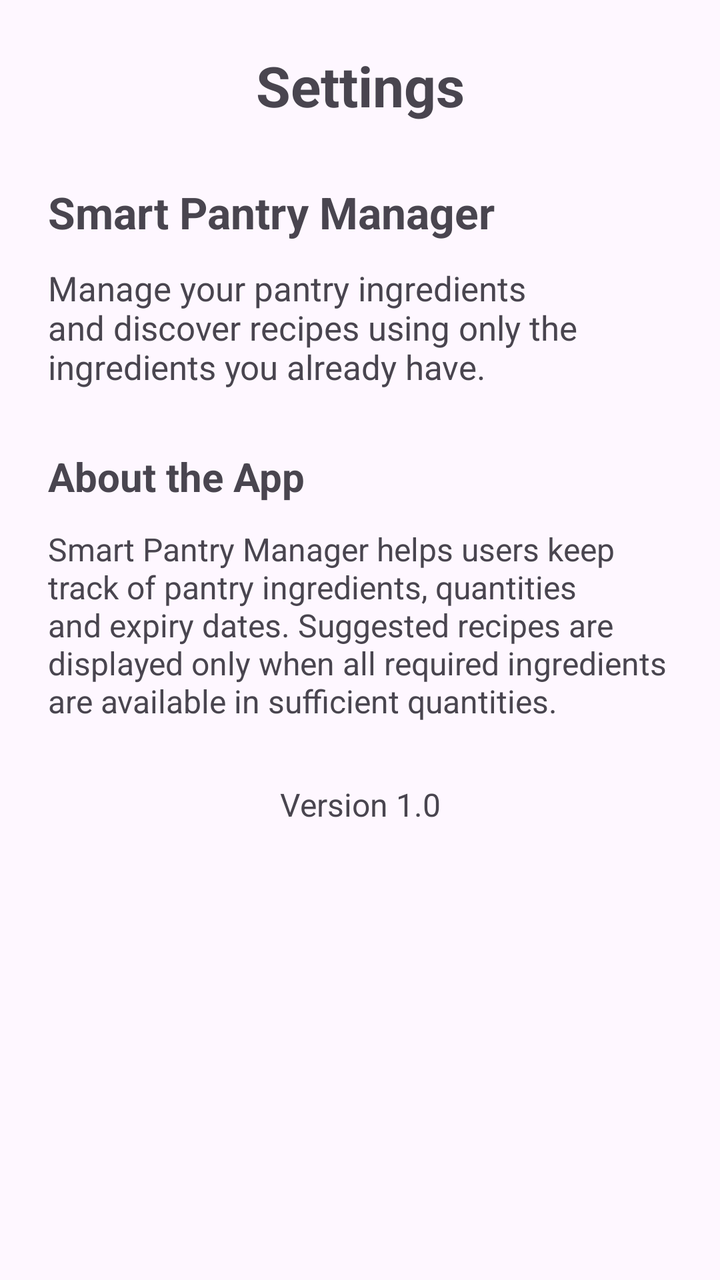
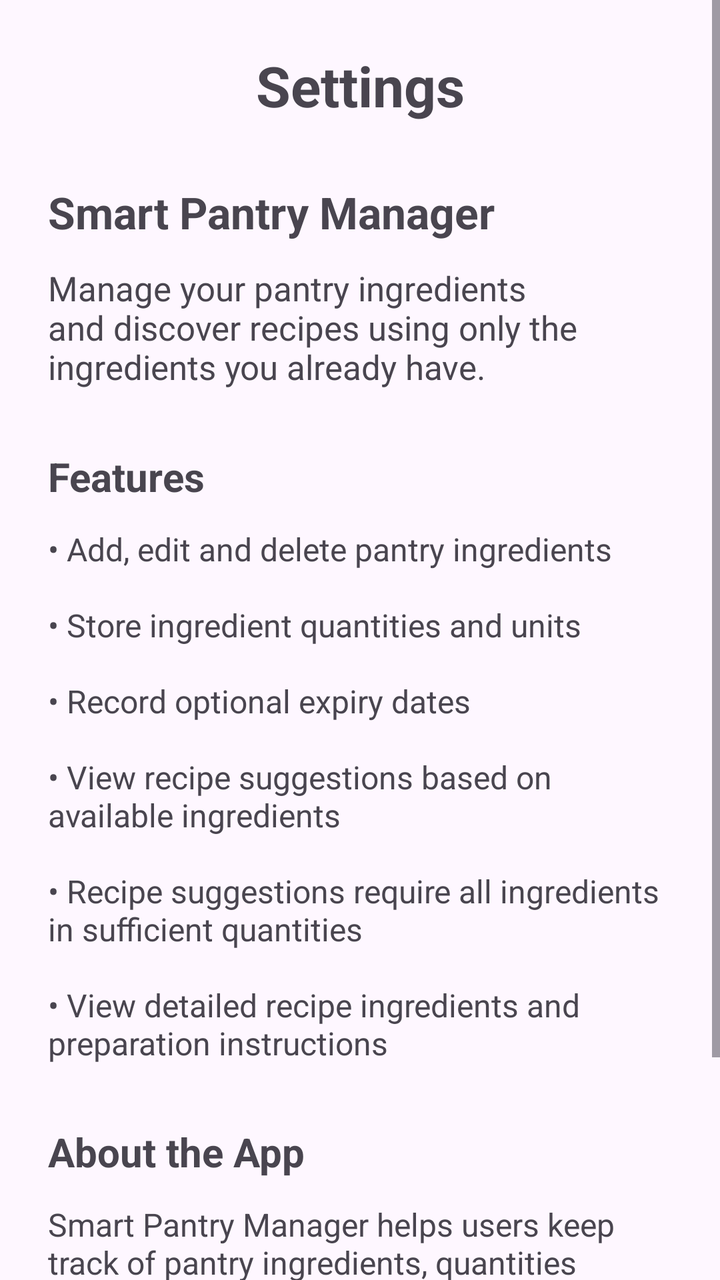

Compare the two renders of this Android layout. The source of the first and the diff that turns it into the second are given below.
<!-- AndroidManifest.xml: application theme Theme.SmartPantryManager -->
<!-- res/layout/activity_settings.xml -->
<?xml version="1.0" encoding="utf-8"?>
<LinearLayout xmlns:android="http://schemas.android.com/apk/res/android"
    android:layout_width="match_parent"
    android:layout_height="match_parent"
    android:orientation="vertical"
    android:padding="24dp">

    <TextView
        android:layout_width="match_parent"
        android:layout_height="wrap_content"
        android:text="Settings"
        android:textSize="28sp"
        android:textStyle="bold"
        android:gravity="center"
        android:layout_marginBottom="30dp" />

    <TextView
        android:layout_width="match_parent"
        android:layout_height="wrap_content"
        android:text="Smart Pantry Manager"
        android:textSize="22sp"
        android:textStyle="bold"
        android:layout_marginBottom="12dp" />

    <TextView
        android:layout_width="match_parent"
        android:layout_height="wrap_content"
        android:text="Manage your pantry ingredients and discover recipes using only the ingredients you already have."
        android:textSize="17sp"
        android:layout_marginBottom="30dp" />

    <TextView
        android:layout_width="match_parent"
        android:layout_height="wrap_content"
        android:text="About the App"
        android:textSize="20sp"
        android:textStyle="bold"
        android:layout_marginBottom="12dp" />

    <TextView
        android:layout_width="match_parent"
        android:layout_height="wrap_content"
        android:text="Smart Pantry Manager helps users keep track of pantry ingredients, quantities and expiry dates. Suggested recipes are displayed only when all required ingredients are available in sufficient quantities."
        android:textSize="16sp"
        android:layout_marginBottom="30dp" />

    <TextView
        android:layout_width="match_parent"
        android:layout_height="wrap_content"
        android:text="Version 1.0"
        android:textSize="16sp"
        android:gravity="center" />

</LinearLayout>
<!-- resources referenced by this layout -->
<resources>
  <style name="Theme.SmartPantryManager" parent="Base.Theme.SmartPantryManager" />
  <style name="Base.Theme.SmartPantryManager" parent="Theme.Material3.DayNight.NoActionBar">
          
          
      </style>
</resources>

<!-- the commit's change to res/layout/activity_settings.xml (unified diff, before → after) -->
@@ -1,54 +1,75 @@
 <?xml version="1.0" encoding="utf-8"?>
-<LinearLayout xmlns:android="http://schemas.android.com/apk/res/android"
+<ScrollView xmlns:android="http://schemas.android.com/apk/res/android"
     android:layout_width="match_parent"
-    android:layout_height="match_parent"
-    android:orientation="vertical"
-    android:padding="24dp">
+    android:layout_height="match_parent">
 
-    <TextView
+    <LinearLayout
         android:layout_width="match_parent"
         android:layout_height="wrap_content"
-        android:text="Settings"
-        android:textSize="28sp"
-        android:textStyle="bold"
-        android:gravity="center"
-        android:layout_marginBottom="30dp" />
+        android:orientation="vertical"
+        android:padding="24dp">
 
-    <TextView
-        android:layout_width="match_parent"
-        android:layout_height="wrap_content"
-        android:text="Smart Pantry Manager"
-        android:textSize="22sp"
-        android:textStyle="bold"
-        android:layout_marginBottom="12dp" />
+        <TextView
+            android:layout_width="match_parent"
+            android:layout_height="wrap_content"
+            android:text="Settings"
+            android:textSize="28sp"
+            android:textStyle="bold"
+            android:gravity="center"
+            android:layout_marginBottom="30dp" />
 
-    <TextView
-        android:layout_width="match_parent"
-        android:layout_height="wrap_content"
-        android:text="Manage your pantry ingredients and discover recipes using only the ingredients you already have."
-        android:textSize="17sp"
-        android:layout_marginBottom="30dp" />
+        <TextView
+            android:layout_width="match_parent"
+            android:layout_height="wrap_content"
+            android:text="Smart Pantry Manager"
+            android:textSize="22sp"
+            android:textStyle="bold"
+            android:layout_marginBottom="12dp" />
 
-    <TextView
-        android:layout_width="match_parent"
-        android:layout_height="wrap_content"
-        android:text="About the App"
-        android:textSize="20sp"
-        android:textStyle="bold"
-        android:layout_marginBottom="12dp" />
+        <TextView
+            android:layout_width="match_parent"
+            android:layout_height="wrap_content"
+            android:text="Manage your pantry ingredients and discover recipes using only the ingredients you already have."
+            android:textSize="17sp"
+            android:layout_marginBottom="30dp" />
 
-    <TextView
-        android:layout_width="match_parent"
-        android:layout_height="wrap_content"
-        android:text="Smart Pantry Manager helps users keep track of pantry ingredients, quantities and expiry dates. Suggested recipes are displayed only when all required ingredients are available in sufficient quantities."
-        android:textSize="16sp"
-        android:layout_marginBottom="30dp" />
+        <TextView
+            android:layout_width="match_parent"
+            android:layout_height="wrap_content"
+            android:text="Features"
+            android:textSize="20sp"
+            android:textStyle="bold"
+            android:layout_marginBottom="12dp" />
 
-    <TextView
-        android:layout_width="match_parent"
-        android:layout_height="wrap_content"
-        android:text="Version 1.0"
-        android:textSize="16sp"
-        android:gravity="center" />
+        <TextView
+            android:layout_width="match_parent"
+            android:layout_height="wrap_content"
+            android:text="• Add, edit and delete pantry ingredients&#10;&#10;• Store ingredient quantities and units&#10;&#10;• Record optional expiry dates&#10;&#10;• View recipe suggestions based on available ingredients&#10;&#10;• Recipe suggestions require all ingredients in sufficient quantities&#10;&#10;• View detailed recipe ingredients and preparation instructions"
+            android:textSize="16sp"
+            android:layout_marginBottom="30dp" />
 
-</LinearLayout>
+        <TextView
+            android:layout_width="match_parent"
+            android:layout_height="wrap_content"
+            android:text="About the App"
+            android:textSize="20sp"
+            android:textStyle="bold"
+            android:layout_marginBottom="12dp" />
+
+        <TextView
+            android:layout_width="match_parent"
+            android:layout_height="wrap_content"
+            android:text="Smart Pantry Manager helps users keep track of pantry ingredients, quantities and expiry dates. Suggested recipes are displayed only when all required ingredients are available in sufficient quantities."
+            android:textSize="16sp"
+            android:layout_marginBottom="30dp" />
+
+        <TextView
+            android:layout_width="match_parent"
+            android:layout_height="wrap_content"
+            android:text="Version 1.0"
+            android:textSize="16sp"
+            android:gravity="center" />
+
+    </LinearLayout>
+
+</ScrollView>
